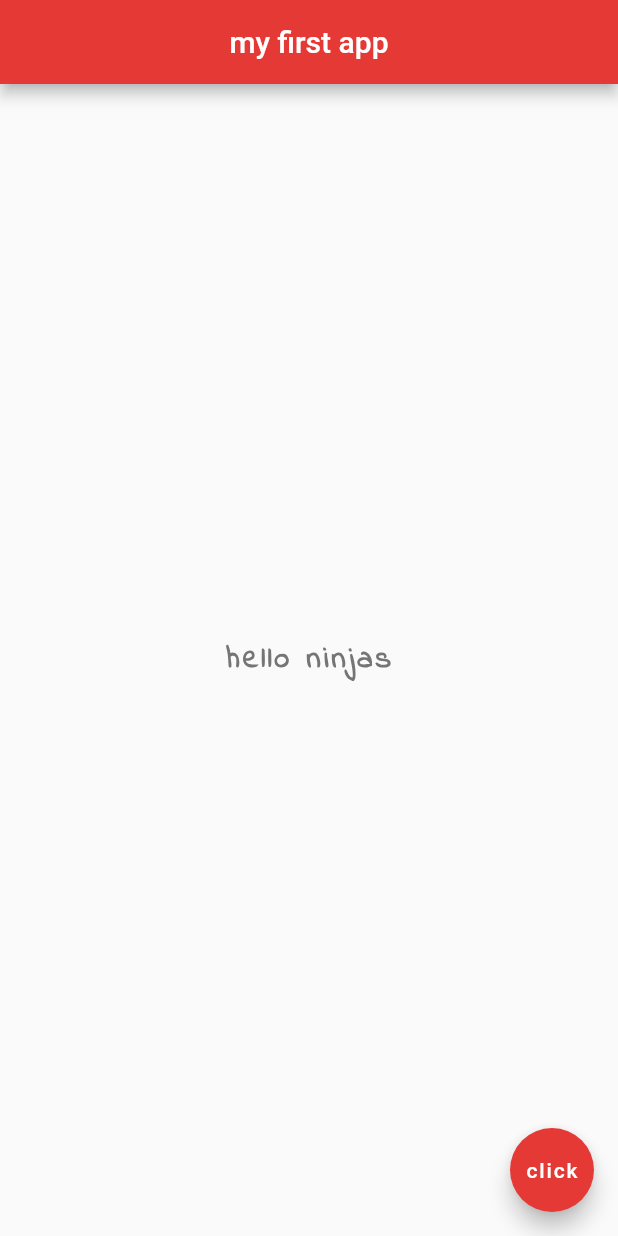
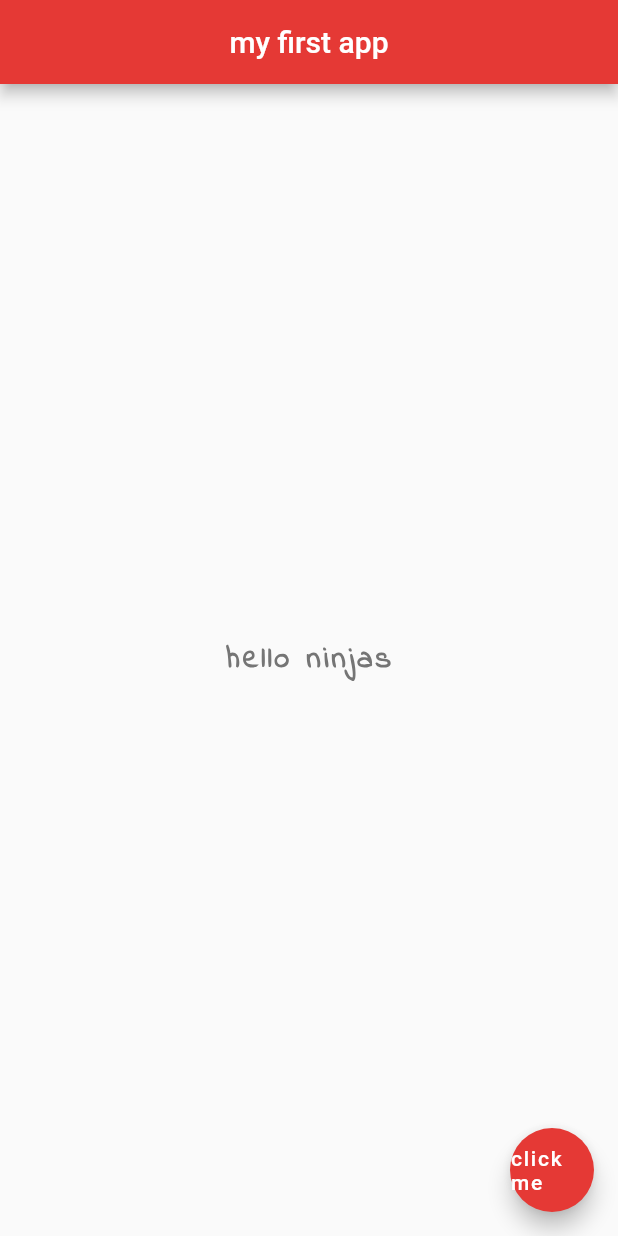
Before and after one commit to mvreisg/aprendizado_flutter, a Flutter app: the screen it shows after launch, on a phone screen of 412 x 824 dp. Run offline on Flutter 3.47's test engine with Material 2 defaults, Android fonts, the phone set to English and light mode, and no system bars.

Commit message:
end of tutorial 7

```diff
--- a/myapp/lib/main.dart
+++ b/myapp/lib/main.dart
@@ -1,7 +1,13 @@
 import 'package:flutter/material.dart';
 
 void main() => runApp(MaterialApp(
-      home: Scaffold(
+      home: Home(),
+    ));
+
+class Home extends StatelessWidget {
+  @override
+  Widget build(BuildContext context) {
+    return Scaffold(
       //specify what will be in the home screen when we load this app
       appBar: AppBar(
         title: Text('my first app'),
@@ -22,8 +28,9 @@ void main() => runApp(MaterialApp(
       ),
       floatingActionButton: FloatingActionButton(
         onPressed: () {},
-          child: Text('click'),
+        child: Text('click me'),
         backgroundColor: Colors.red[600],
       ),
-      ),
-    ));
+    );
+  }
+}
```
Lines whose indentation alone changed are shown as unchanged.
